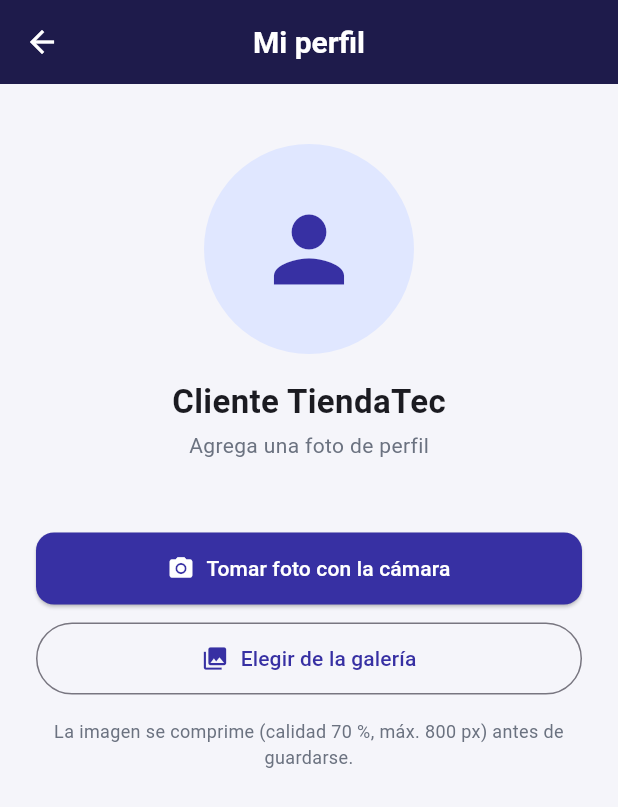
After one commit to lmontenegro-ecotec/appmovil_integradora1, a Flutter app: the PerfilScreen screen opened by its route, after a tap on "Tomar foto con la cámara", on a phone screen of 412 x 824 dp. The commit adds this screen. Shown: the top 807 px of the screen. Run offline on Flutter 3.47's test engine with Material 3 defaults, Android fonts, the phone set to English and light mode, and no system bars; our stand-ins replace connectivity_plus, image_picker, permission_handler, shared_preferences; accounts and stored records are empty; network calls fail.

Commit message:
pantalla Perfil con foto desde cámara o galería
  - PerfilScreen con CircleAvatar, vista previa y botones de cámara y galería
  - Flujo de permisos: concedido, denegado (aviso) y bloqueado (diálogo para abrir Ajustes)
  - PerfilRepository: la foto comprimida se guarda en el almacenamiento de la app y persiste al reabrir
  - Nueva ruta /perfil y acceso desde el AppBar del catálogo
  - Se restaura la validación null-safe de la ruta detalle
  - Dependencia: path_provider
- compileSdk 37 en build.gradle.kts (requerido por permission_handler_android)

```diff
--- /dev/null
+++ b/lib/repository/perfil_repository.dart
@@ -0,0 +1,48 @@
+import 'dart:io';
+
+import 'package:flutter/foundation.dart';
+import 'package:path_provider/path_provider.dart';
+import 'package:shared_preferences/shared_preferences.dart';
+
+/// Persistencia de la foto de perfil en el dispositivo.
+/// La imagen se copia a la carpeta privada de la app y su ruta
+/// se guarda en SharedPreferences para recuperarla al reabrir la app.
+class PerfilRepository {
+  static const String _claveFoto = 'foto_perfil_ruta';
+
+  Future<File?> guardarFoto(File imagen) async {
+    try {
+      final carpeta = await getApplicationDocumentsDirectory();
+      final nombre = 'perfil_${DateTime.now().millisecondsSinceEpoch}.jpg';
+      final copia = await imagen.copy('${carpeta.path}/$nombre');
+
+      final prefs = await SharedPreferences.getInstance();
+      final anterior = prefs.getString(_claveFoto);
+      await prefs.setString(_claveFoto, copia.path);
+
+      // Elimina la foto anterior para no acumular archivos
+      if (anterior != null && anterior != copia.path) {
+        final archivoAnterior = File(anterior);
+        if (await archivoAnterior.exists()) await archivoAnterior.delete();
+      }
+      debugPrint('Perfil: foto guardada en ${copia.path}');
+      return copia;
+    } catch (e) {
+      debugPrint('Perfil: no se pudo guardar la foto -> $e');
+      return null;
+    }
+  }
+
+  Future<File?> leerFoto() async {
+    try {
+      final prefs = await SharedPreferences.getInstance();
+      final ruta = prefs.getString(_claveFoto);
+      if (ruta == null) return null;
+      final archivo = File(ruta);
+      return await archivo.exists() ? archivo : null;
+    } catch (e) {
+      debugPrint('Perfil: no se pudo leer la foto -> $e');
+      return null;
+    }
+  }
+}
--- a/lib/routes/app_routes.dart
+++ b/lib/routes/app_routes.dart
@@ -8,13 +8,21 @@ class AppRoutes {
   // Nombres de las rutas
   static const String inicio = '/';
   static const String detalle = '/detalle';
+  static const String perfil = '/perfil';
 
   // Mapa de rutas: relaciona cada nombre con la función que construye la pantalla
   static final Map<String, WidgetBuilder> rutas = {
     inicio: (context) => const HomeScreen(),
-    // El producto llega como argumento desde Navigator.pushNamed
-    detalle: (context) => DetalleScreen(
-      producto: ModalRoute.of(context)!.settings.arguments as Producto,
-    ),
+    // El producto llega como argumento desde Navigator.pushNamed.
+    // Si no llega (ej. hot reload), se vuelve al inicio en lugar de
+    // romper la app con un error de null.
+    detalle: (context) {
+      final argumento = ModalRoute.of(context)?.settings.arguments;
+      if (argumento is Producto) {
+        return DetalleScreen(producto: argumento);
+      }
+      return const HomeScreen();
+    },
+    perfil: (context) => const PerfilScreen(),
   };
 }
--- a/lib/screens/home_screen.dart
+++ b/lib/screens/home_screen.dart
@@ -16,7 +16,16 @@ class HomeScreen extends StatelessWidget {
     final productos = catalogo.productos;
 
     return Scaffold(
-      appBar: AppBar(title: const Text('TiendaTec')),
+      appBar: AppBar(
+        title: const Text('TiendaTec'),
+        actions: [
+          IconButton(
+            tooltip: 'Mi perfil',
+            icon: const Icon(Icons.account_circle),
+            onPressed: () => Navigator.pushNamed(context, AppRoutes.perfil),
+          ),
+        ],
+      ),
       body: Column(
         children: [
           // Banner que aparece solo cuando no hay internet
--- /dev/null
+++ b/lib/screens/perfil_screen.dart
@@ -0,0 +1,165 @@
+import 'dart:io';
+
+import 'package:flutter/material.dart';
+import 'package:image_picker/image_picker.dart';
+import 'package:appmovil_integradora1/repository/perfil_repository.dart';
+import 'package:appmovil_integradora1/services/camara_service.dart';
+import 'package:appmovil_integradora1/theme/app_theme.dart';
+
+/// Pantalla de perfil: foto con cámara o galería y manejo de permisos.
+class PerfilScreen extends StatefulWidget {
+  const PerfilScreen({super.key});
+
+  @override
+  State<PerfilScreen> createState() => _PerfilScreenState();
+}
+
+class _PerfilScreenState extends State<PerfilScreen> {
+  final CamaraService _camara = CamaraService();
+  final PerfilRepository _perfil = PerfilRepository();
+
+  File? _foto;
+  bool _procesando = false;
+
+  @override
+  void initState() {
+    super.initState();
+    _cargarFotoGuardada();
+  }
+
+  Future<void> _cargarFotoGuardada() async {
+    final foto = await _perfil.leerFoto();
+    if (!mounted) return;
+    setState(() => _foto = foto);
+  }
+
+  /// Flujo completo: permiso -> captura/compresión -> guardado -> vista previa.
+  Future<void> _seleccionarFoto(ImageSource origen) async {
+    setState(() => _procesando = true);
+    try {
+      final permiso = await _camara.solicitarPermiso(origen);
+      if (!mounted) return;
+
+      switch (permiso) {
+        case ResultadoPermiso.denegado:
+          _mensaje('Permiso denegado. Lo necesitamos para tu foto de perfil.');
+          return;
+        case ResultadoPermiso.denegadoPermanente:
+          await _dialogoAjustes();
+          return;
+        case ResultadoPermiso.concedido:
+          break;
+      }
+
+      final imagen = await _camara.obtenerImagen(origen);
+      if (imagen == null) return; // el usuario canceló
+
+      final guardada = await _perfil.guardarFoto(imagen);
+      if (!mounted) return;
+      setState(() => _foto = guardada ?? imagen);
+      _mensaje('Foto de perfil actualizada');
+    } finally {
+      if (mounted) setState(() => _procesando = false);
+    }
+  }
+
+  void _mensaje(String texto) {
+    ScaffoldMessenger.of(context)
+        .showSnackBar(SnackBar(content: Text(texto)));
+  }
+
+  /// Permiso bloqueado: solo se puede habilitar desde los Ajustes del sistema.
+  Future<void> _dialogoAjustes() async {
+    await showDialog<void>(
+      context: context,
+      builder: (context) => AlertDialog(
+        title: const Text('Permiso bloqueado'),
+        content: const Text(
+          'Negaste el permiso de forma permanente. Para usar esta función, '
+          'habilítalo en los Ajustes de la aplicación.',
+        ),
+        actions: [
+          TextButton(
+            onPressed: () => Navigator.pop(context),
+            child: const Text('Cancelar'),
+          ),
+          TextButton(
+            onPressed: () {
+              Navigator.pop(context);
+              _camara.abrirAjustes();
+            },
+            child: const Text('Abrir ajustes'),
+          ),
+        ],
+      ),
+    );
+  }
+
+  @override
+  Widget build(BuildContext context) {
+    return Scaffold(
+      appBar: AppBar(title: const Text('Mi perfil')),
+      body: SingleChildScrollView(
+        padding: const EdgeInsets.all(24),
+        child: Column(
+          children: [
+            const SizedBox(height: 16),
+            CircleAvatar(
+              radius: 70,
+              backgroundColor: AppTheme.fondoSuave,
+              backgroundImage: _foto != null ? FileImage(_foto!) : null,
+              child: _foto == null
+                  ? const Icon(Icons.person, size: 70, color: AppTheme.primario)
+                  : null,
+            ),
+            const SizedBox(height: 16),
+            const Text(
+              'Cliente TiendaTec',
+              style: TextStyle(fontSize: 22, fontWeight: FontWeight.bold),
+            ),
+            const SizedBox(height: 4),
+            Text(
+              _foto == null
+                  ? 'Agrega una foto de perfil'
+                  : 'Foto guardada en el dispositivo',
+              style: const TextStyle(color: AppTheme.textoSecundario),
+            ),
+            const SizedBox(height: 32),
+            if (_procesando) const LinearProgressIndicator(),
+            const SizedBox(height: 16),
+            SizedBox(
+              width: double.infinity,
+              child: ElevatedButton.icon(
+                onPressed: _procesando
+                    ? null
+                    : () => _seleccionarFoto(ImageSource.camera),
+                icon: const Icon(Icons.photo_camera),
+                label: const Text('Tomar foto con la cámara'),
+              ),
+            ),
+            const SizedBox(height: 12),
+            SizedBox(
+              width: double.infinity,
+              child: OutlinedButton.icon(
+                onPressed: _procesando
+                    ? null
+                    : () => _seleccionarFoto(ImageSource.gallery),
+                icon: const Icon(Icons.photo_library),
+                label: const Text('Elegir de la galería'),
+                style: OutlinedButton.styleFrom(
+                  padding: const EdgeInsets.symmetric(vertical: 14),
+                ),
+              ),
+            ),
+            const SizedBox(height: 16),
+            const Text(
+              'La imagen se comprime (calidad 70 %, máx. 800 px) antes de guardarse.',
+              textAlign: TextAlign.center,
+              style: TextStyle(fontSize: 12, color: AppTheme.textoSecundario),
+            ),
+          ],
+        ),
+      ),
+    );
+  }
+}
--- a/lib/screens/screens.dart
+++ b/lib/screens/screens.dart
@@ -1,3 +1,4 @@
 // Archivo de barril (barrel file) de las pantallas
 export 'package:appmovil_integradora1/screens/home_screen.dart';
 export 'package:appmovil_integradora1/screens/detalle_screen.dart';
+export 'package:appmovil_integradora1/screens/perfil_screen.dart';
--- a/pubspec.yaml
+++ b/pubspec.yaml
@@ -40,6 +40,7 @@ dependencies:
   shared_preferences: ^2.5.6
   image_picker: ^1.2.4
   permission_handler: ^13.0.2
+  path_provider: ^2.1.6
 
 dev_dependencies:
   flutter_test:
```
Also changed, not shown: pubspec.lock, 1 other file.
